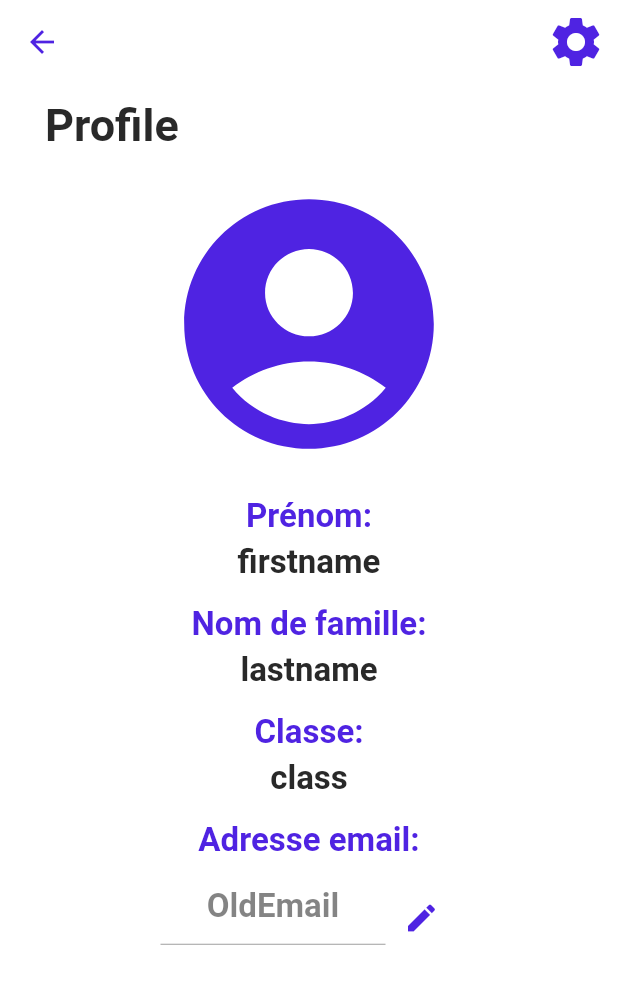
After one commit to SchoodEIP/Schood-Mobile, a Flutter app: the ProfileScreen screen opened by its route, on a phone screen of 412 x 824 dp. The commit adds this screen. Shown: the top 984 px of the screen. Run offline on Flutter 3.47's test engine with Material 2 defaults, Android fonts, the phone set to English and light mode, and no system bars; our stand-ins replace google_fonts.

Commit message:
[ADD] Add detail about the user on profile page + screen to chnage the email adress

```diff
--- /dev/null
+++ b/lib/EmailModifierScreen.dart
@@ -0,0 +1,35 @@
+import 'package:flutter/material.dart';
+import 'package:schood/style/AppColors.dart';
+
+class EmailModifier extends StatelessWidget {
+  final String email = 'OldEmail';
+  const EmailModifier({super.key});
+
+  @override
+  Widget build(BuildContext context) {
+    return Scaffold(
+      appBar: AppBar(
+        leading: IconButton(
+          icon: const Icon(Icons.arrow_back, color: AppColors.purple_Schood),
+          onPressed: () => Navigator.of(context).pop(),
+        ),
+        backgroundColor: Colors.transparent,
+        elevation: 0.0,
+      ),
+      body: TextField(
+        textAlign: TextAlign.center,
+        cursorColor: AppColors.purple_Schood,
+        decoration: InputDecoration(
+          hintText: '$email',
+          enabledBorder: InputBorder.none,
+          hintStyle: const TextStyle(
+              color: Color.fromARGB(146, 41, 41, 41),
+              fontSize: 22,
+              fontWeight: FontWeight.w600),
+        ),
+      ),
+
+      // TODO ADD SAVE BUTTON
+    );
+  }
+}
--- a/lib/Homepage_screen.dart
+++ b/lib/Homepage_screen.dart
@@ -1,6 +1,7 @@
 import 'package:flutter/material.dart';
 import 'package:google_fonts/google_fonts.dart';
 import 'package:schood/Connexion_screen.dart';
+import 'package:schood/ProfileScreen.dart';
 import 'package:schood/style/AppColors.dart';
 import 'package:schood/style/AppTexts.dart';
 import 'package:schood/utils/BottomBarApp.dart';
@@ -23,13 +24,12 @@ class _HomeScreenState extends State<HomeScreen> {
         actions: [
           InkWell(
             onTap: () {
-              signOutAndNavigateToLogin(context);
+              Navigator.pushReplacementNamed(context, '/profile');
             },
             child: Padding(
               padding: EdgeInsets.all(8),
-              child: CircleAvatar(
-                backgroundColor: AppColors.purple_Schood,
-              ),
+              child: Icon(Icons.account_circle,
+                  size: 40, color: AppColors.purple_Schood),
             ),
           ),
         ],
--- /dev/null
+++ b/lib/ProfileScreen.dart
@@ -0,0 +1,140 @@
+import 'package:flutter/material.dart';
+import 'package:schood/style/AppColors.dart';
+
+class ProfileScreen extends StatelessWidget {
+  final String firstName = 'firstname';
+  final String lastName = 'lastname';
+  final String classe = 'class';
+  final String email = 'OldEmail';
+
+  const ProfileScreen({super.key});
+
+  @override
+  Widget build(BuildContext context) {
+    return Scaffold(
+      appBar: AppBar(
+        leading: IconButton(
+          icon: const Icon(Icons.arrow_back, color: AppColors.purple_Schood),
+          onPressed: () => Navigator.of(context).pop(),
+        ),
+        backgroundColor: Colors.transparent,
+        elevation: 0.0,
+        actions: [
+          InkWell(
+            onTap: () {
+              Navigator.pushNamed(context, '/settings');
+            },
+            child: const Padding(
+              padding: EdgeInsets.all(8),
+              child: Icon(Icons.settings,
+                  size: 40, color: AppColors.purple_Schood),
+            ),
+          ),
+        ],
+      ),
+      body: Column(
+        children: [
+          Container(
+            alignment: Alignment.topLeft,
+            padding: const EdgeInsets.only(top: 10, left: 30),
+            child: const Text('Profile',
+                style: TextStyle(
+                    color: AppColors.background_darkMode,
+                    fontSize: 30,
+                    fontWeight: FontWeight.w600)),
+          ),
+          const Padding(
+            padding: EdgeInsets.only(top: 15.0),
+            child: Icon(Icons.account_circle,
+                size: 200, color: AppColors.purple_Schood),
+          ),
+          const Padding(
+            padding: EdgeInsets.only(top: 15.0),
+            child: Text('Prénom:',
+                style: TextStyle(
+                    color: AppColors.purple_Schood,
+                    fontSize: 22,
+                    fontWeight: FontWeight.w600)),
+          ),
+          Padding(
+            padding: const EdgeInsets.only(top: 5.0),
+            child: Text('$firstName',
+                style: const TextStyle(
+                    color: AppColors.background_darkMode,
+                    fontSize: 22,
+                    fontWeight: FontWeight.w600)),
+          ),
+          const Padding(
+            padding: EdgeInsets.only(top: 15.0),
+            child: Text('Nom de famille:',
+                style: TextStyle(
+                    color: AppColors.purple_Schood,
+                    fontSize: 22,
+                    fontWeight: FontWeight.w600)),
+          ),
+          Padding(
+            padding: const EdgeInsets.only(top: 5.0),
+            child: Text('$lastName',
+                style: const TextStyle(
+                    color: AppColors.background_darkMode,
+                    fontSize: 22,
+                    fontWeight: FontWeight.w600)),
+          ),
+          const Padding(
+            padding: EdgeInsets.only(top: 15.0),
+            child: Text('Classe:',
+                style: TextStyle(
+                    color: AppColors.purple_Schood,
+                    fontSize: 22,
+                    fontWeight: FontWeight.w600)),
+          ),
+          Padding(
+            padding: const EdgeInsets.only(top: 5.0),
+            child: Text('$classe',
+                style: const TextStyle(
+                    color: AppColors.background_darkMode,
+                    fontSize: 22,
+                    fontWeight: FontWeight.w600)),
+          ),
+          const Padding(
+            padding: EdgeInsets.only(top: 15.0),
+            child: Text('Adresse email:',
+                style: TextStyle(
+                    color: AppColors.purple_Schood,
+                    fontSize: 22,
+                    fontWeight: FontWeight.w600)),
+          ),
+          Row(
+            mainAxisAlignment: MainAxisAlignment.center,
+            children: [
+              SizedBox(
+                width: 150,
+                child: TextField(
+                  enabled: false,
+                  textAlign: TextAlign.center,
+                  decoration: InputDecoration(
+                    hintText: '$email',
+                    enabledBorder: InputBorder.none,
+                    hintStyle: const TextStyle(
+                        color: Color.fromARGB(146, 41, 41, 41),
+                        fontSize: 22,
+                        fontWeight: FontWeight.w600),
+                  ),
+                ),
+              ),
+              Padding(
+                padding: EdgeInsets.only(top: 15.0),
+                child: IconButton(
+                  icon:
+                      const Icon(Icons.create, color: AppColors.purple_Schood),
+                  onPressed: () =>
+                      Navigator.pushReplacementNamed(context, '/emailModifier'),
+                ),
+              ),
+            ],
+          ),
+        ],
+      ),
+    );
+  }
+}
--- a/lib/main.dart
+++ b/lib/main.dart
@@ -4,8 +4,10 @@ import 'package:schood/ChatScreen.dart';
 import 'package:schood/Connexion_screen.dart';
 import 'package:flutter/foundation.dart';
 import 'package:schood/DocsScreen.dart';
+import 'package:schood/EmailModifierScreen.dart';
 import 'package:schood/HelpScreen.dart';
 import 'package:schood/Homepage_screen.dart';
+import 'package:schood/ProfileScreen.dart';
 import 'package:schood/Settings_screen.dart';
 import 'package:schood/WeeklyStats.dart';
 import 'package:schood/style/AppColors.dart';
@@ -24,6 +26,7 @@ class MyApp extends StatelessWidget {
         child: Consumer<ThemeProvider>(builder: (context, themeProvider, _) {
           return MaterialApp(
             title: 'SCHOOD',
+            debugShowCheckedModeBanner: false,
             theme: themeProvider.isDarkModeEnabled
                 ? _buildDarkTheme()
                 : _buildLightTheme(),
@@ -36,8 +39,9 @@ class MyApp extends StatelessWidget {
               '/stats': (context) => StatsScreen(/*Userinfo: currentUser*/),
               '/chat': (context) => ChatScreen(/*Userinfo: currentUser*/),
               '/info': (context) => HelpScreen(/*Userinfo: currentUser*/),
-              '/settings': (context) =>
-                  SettingsScreen(), // à ajouter au bouton du profil
+              '/profile': (context) => ProfileScreen(/*Userinfo: currentUser*/),
+              '/settings': (context) => SettingsScreen(),
+              '/emailModifier': (context) => EmailModifier(), // à ajouter au bouton du profil
             },
           );
         }));
```
